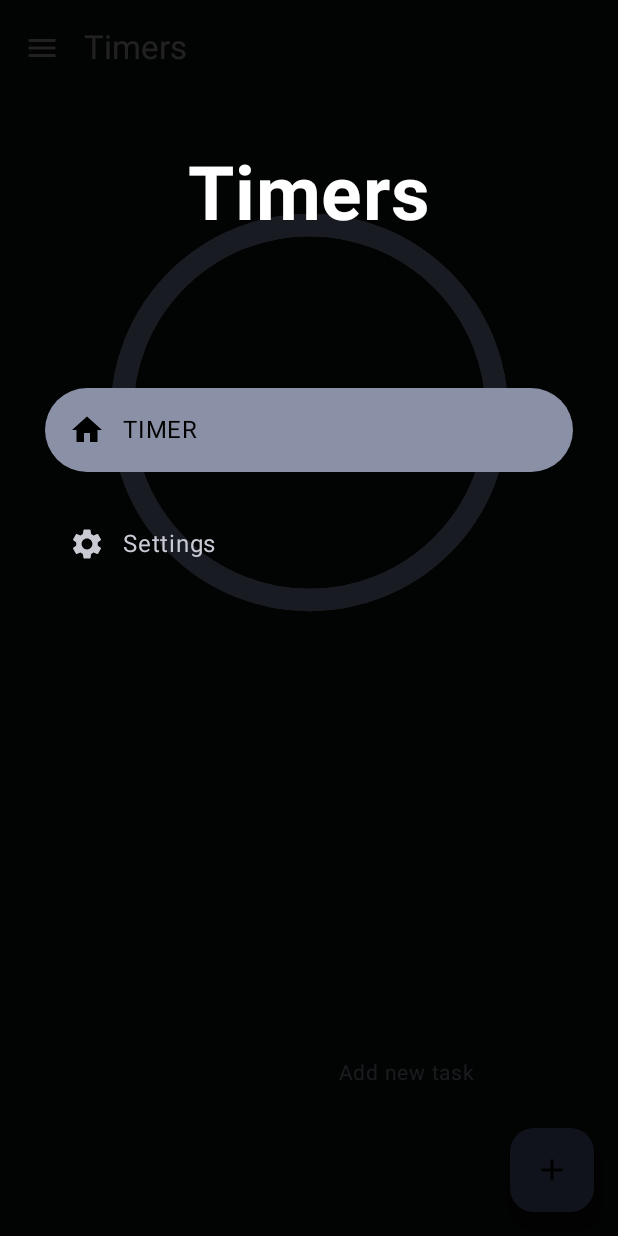
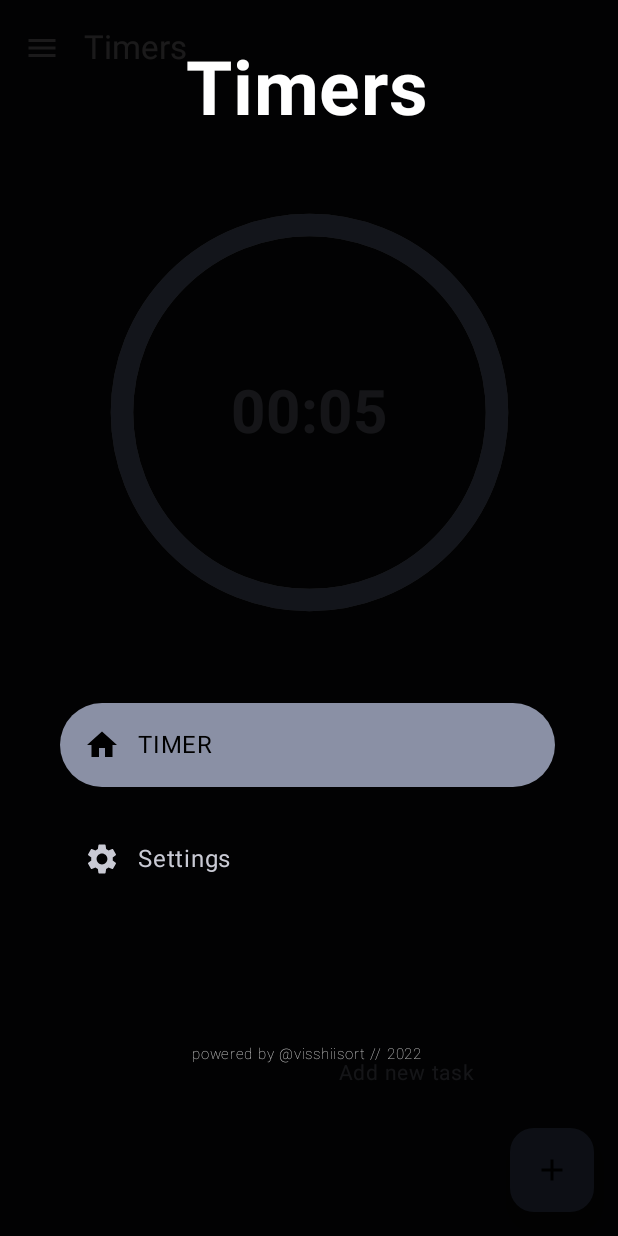
Before and after one commit to GutorovPavel/JetpackCompose_TabataTimer, an Android app built with Jetpack Compose: the screen it shows after launch (MainActivity), after a tap on "Menu", on a phone screen of 412 x 824 dp. Run offline under Robolectric (Android 15) with nearby library versions, the phone set to English and light mode, and no system bars; our stand-ins replace Dagger/Hilt's generated code, Room's generated code.

Commit message:
14.11.2022 small fixes (all is ok)

```diff
--- a/app/src/main/java/com/example/tabatatimer/MainActivity.kt
+++ b/app/src/main/java/com/example/tabatatimer/MainActivity.kt
@@ -41,7 +41,7 @@ class MainActivity : ComponentActivity() {
                     drawerContent = {
                         DrawContent(navController = navController, drawerState = drawerState)
                     },
-                    scrimColor = Color(0xDD000000)
+                    scrimColor = Color(0xE4000000)
                 ) {
                     Scaffold(
                         topBar = {
--- a/app/src/main/java/com/example/tabatatimer/ui/theme/navigation_drawer/NavigationDrawer.kt
+++ b/app/src/main/java/com/example/tabatatimer/ui/theme/navigation_drawer/NavigationDrawer.kt
@@ -17,10 +17,23 @@ fun DrawerHeader() {
     Box (
         modifier = Modifier
             .fillMaxWidth()
-            .padding(80.dp),
+            .padding(0.dp),
         contentAlignment = Alignment.Center
     ) {
         Text(text = "Timers", fontSize = 50.sp, color = Color.White, fontWeight = FontWeight.Bold)
+    }
+}
+
+@Composable
+fun DrawerFooter() {
+    Box (
+        modifier = Modifier
+            .fillMaxWidth()
+            .padding(0.dp),
+        contentAlignment = Alignment.Center
+    ) {
+        Text(text = "powered by @visshiisort // " +
+                "2022", fontSize = 10.sp, color = Color.LightGray, fontWeight = FontWeight.Thin)
     }
 }
 
@@ -32,11 +45,15 @@ fun DrawContent(
 ) {
     Column (
         modifier = Modifier
-            .fillMaxSize()
-            .padding(20.dp),
+            .fillMaxHeight()
+            .padding(30.dp)
+            .width(350.dp),
+        horizontalAlignment = Alignment.CenterHorizontally
     ) {
         DrawerHeader()
-        Spacer(modifier = Modifier.height(10.dp))
+        Spacer(modifier = Modifier.height(370.dp))
         DrawerItems(navController = navController, drawerState = drawerState)
+        Spacer(modifier = Modifier.height(80.dp))
+        DrawerFooter()
     }
 }
```
